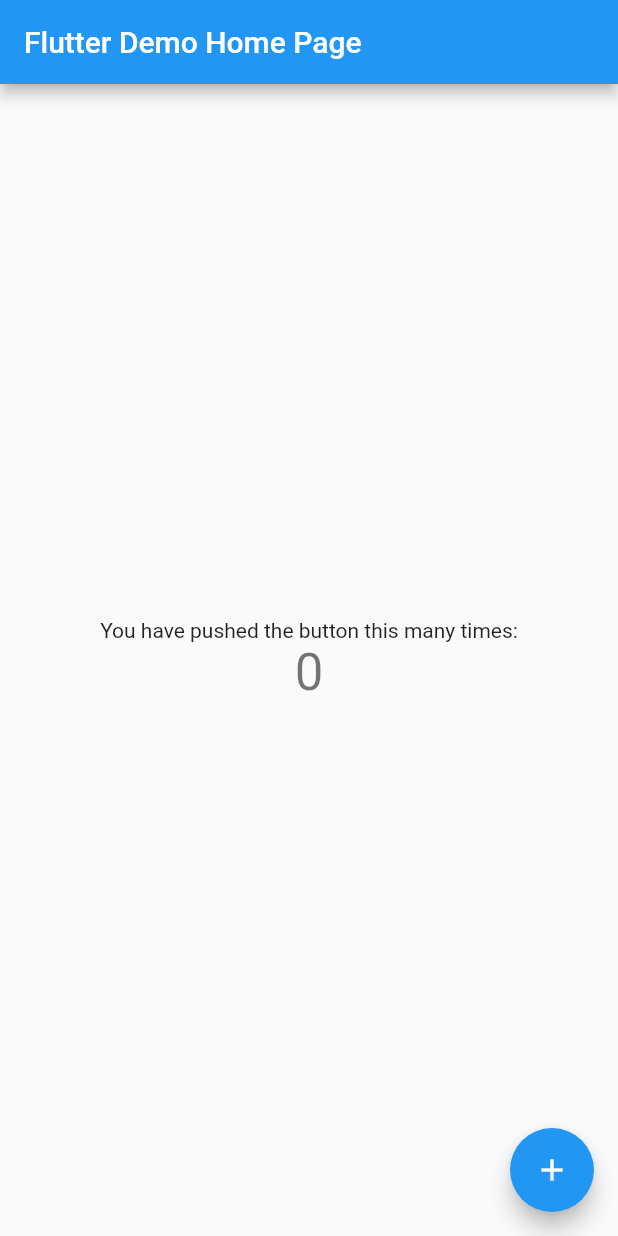
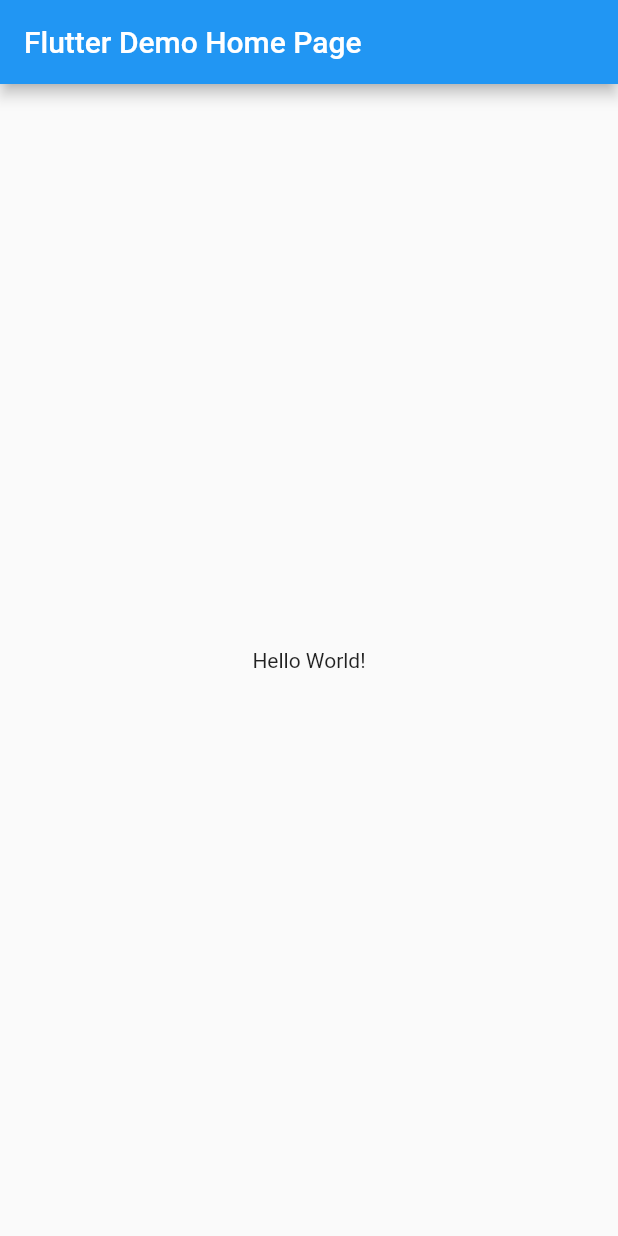
Before and after one commit to codenote-net/flutter-sandbox, a Flutter app: the screen it shows after launch, on a phone screen of 412 x 824 dp. Run offline on Flutter 3.47's test engine with Material 2 defaults, Android fonts, the phone set to English and light mode, and no system bars.

```diff
--- a/lib/main.dart
+++ b/lib/main.dart
@@ -3,21 +3,11 @@ import 'package:flutter/material.dart';
 void main() => runApp(MyApp());
 
 class MyApp extends StatelessWidget {
-  // This widget is the root of your application.
   @override
   Widget build(BuildContext context) {
     return MaterialApp(
       title: 'Flutter Demo',
       theme: ThemeData(
-        // This is the theme of your application.
-        //
-        // Try running your application with "flutter run". You'll see the
-        // application has a blue toolbar. Then, without quitting the app, try
-        // changing the primarySwatch below to Colors.green and then invoke
-        // "hot reload" (press "r" in the console where you ran "flutter run",
-        // or simply save your changes to "hot reload" in a Flutter IDE).
-        // Notice that the counter didn't reset back to zero; the application
-        // is not restarted.
         primarySwatch: Colors.blue,
       ),
       home: MyHomePage(title: 'Flutter Demo Home Page'),
@@ -28,15 +18,6 @@ class MyApp extends StatelessWidget {
 class MyHomePage extends StatefulWidget {
   MyHomePage({Key key, this.title}) : super(key: key);
 
-  // This widget is the home page of your application. It is stateful, meaning
-  // that it has a State object (defined below) that contains fields that affect
-  // how it looks.
-
-  // This class is the configuration for the state. It holds the values (in this
-  // case the title) provided by the parent (in this case the App widget) and
-  // used by the build method of the State. Fields in a Widget subclass are
-  // always marked "final".
-
   final String title;
 
   @override
@@ -44,68 +25,15 @@ class MyHomePage extends StatefulWidget {
 }
 
 class _MyHomePageState extends State<MyHomePage> {
-  int _counter = 0;
-
-  void _incrementCounter() {
-    setState(() {
-      // This call to setState tells the Flutter framework that something has
-      // changed in this State, which causes it to rerun the build method below
-      // so that the display can reflect the updated values. If we changed
-      // _counter without calling setState(), then the build method would not be
-      // called again, and so nothing would appear to happen.
-      _counter++;
-    });
-  }
-
   @override
   Widget build(BuildContext context) {
-    // This method is rerun every time setState is called, for instance as done
-    // by the _incrementCounter method above.
-    //
-    // The Flutter framework has been optimized to make rerunning build methods
-    // fast, so that you can just rebuild anything that needs updating rather
-    // than having to individually change instances of widgets.
     return Scaffold(
       appBar: AppBar(
-        // Here we take the value from the MyHomePage object that was created by
-        // the App.build method, and use it to set our appbar title.
         title: Text(widget.title),
       ),
       body: Center(
-        // Center is a layout widget. It takes a single child and positions it
-        // in the middle of the parent.
-        child: Column(
-          // Column is also a layout widget. It takes a list of children and
-          // arranges them vertically. By default, it sizes itself to fit its
-          // children horizontally, and tries to be as tall as its parent.
-          //
-          // Invoke "debug painting" (press "p" in the console, choose the
-          // "Toggle Debug Paint" action from the Flutter Inspector in Android
-          // Studio, or the "Toggle Debug Paint" command in Visual Studio Code)
-          // to see the wireframe for each widget.
-          //
-          // Column has various properties to control how it sizes itself and
-          // how it positions its children. Here we use mainAxisAlignment to
-          // center the children vertically; the main axis here is the vertical
-          // axis because Columns are vertical (the cross axis would be
-          // horizontal).
-          mainAxisAlignment: MainAxisAlignment.center,
-          children: <Widget>[
-            Text(
-              'You have pushed the button this many times:',
-            ),
-            Text(
-              '$_counter',
-              style: Theme.of(context).textTheme.display1,
-            ),
-          ],
-        ),
+        child: Text('Hello World!'),
       ),
-      floatingActionButton: FloatingActionButton(
-        onPressed: _incrementCounter,
-        tooltip: 'Increment',
-        child: Icon(Icons.add),
-      ), // This trailing comma makes auto-formatting nicer for build methods.
     );
   }
 }
```
